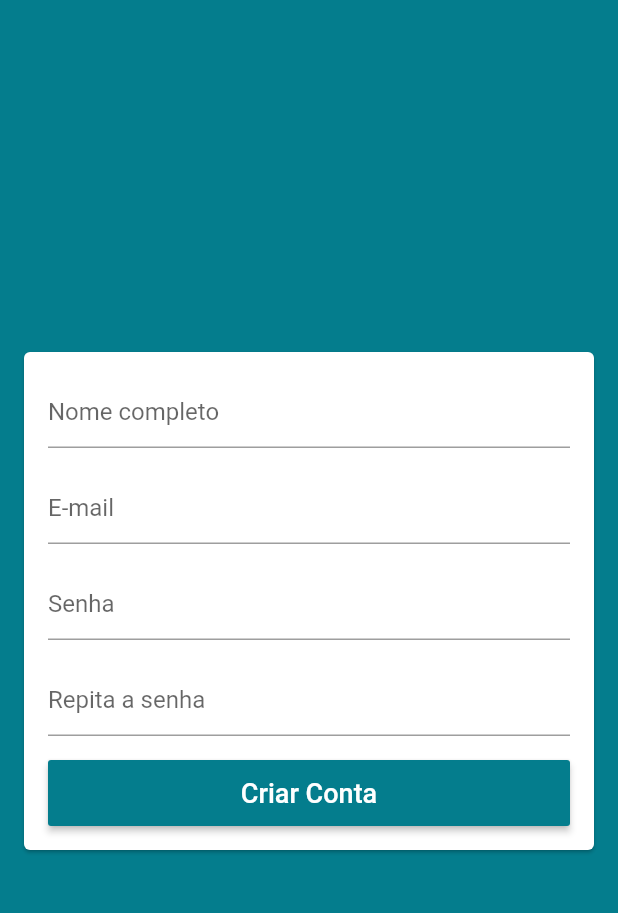
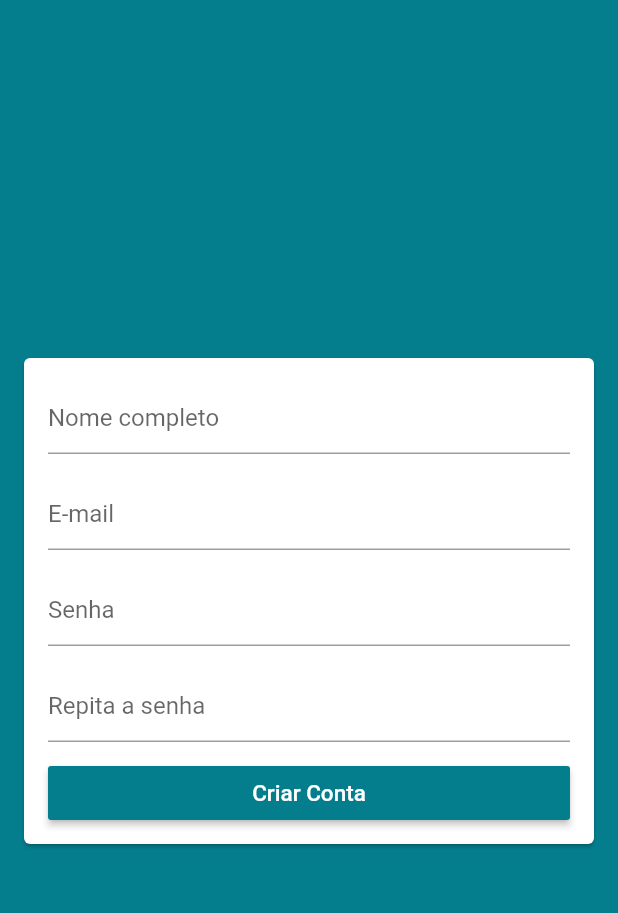
Before and after one commit to diogocavassani/LojaVirtual, a Flutter app: the LoginScreen screen opened by its route, after a tap on "Entrar", after a tap on "Criar Conta", on a phone screen of 412 x 824 dp, the part 59-972 px from its top. Run offline on Flutter 3.47's test engine with Material 2 defaults, Android fonts, the phone set to English and light mode, and no system bars; our stand-ins replace brasil_fields, carousel_pro, cloud_firestore, dio, firebase_auth, firebase_storage and 8 more; missing offline and left inert: alphabet_list_scroll_view, flutter_facebook_login; accounts and stored records are empty.

Commit message:
Login com Facebook

```diff
--- a/lib/screens/login/login_screen.dart
+++ b/lib/screens/login/login_screen.dart
@@ -1,4 +1,6 @@
 import 'package:flutter/material.dart';
+import 'package:flutter_signin_button/button_list.dart';
+import 'package:flutter_signin_button/button_view.dart';
 import 'package:loja_virtual/models/user.dart';
 import 'package:loja_virtual/models/user_manager.dart';
 import 'package:provider/provider.dart';
@@ -39,6 +41,16 @@ class _LoginScreenState extends State<LoginScreen> {
             key: formKey,
             child: Consumer<UserManager>(
               builder: (_, userManager, __) {
+                if (userManager.loadingFace) {
+                  return Padding(
+                    padding: const EdgeInsets.all(16.0),
+                    child: CircularProgressIndicator(
+                      valueColor: AlwaysStoppedAnimation(
+                        Theme.of(context).primaryColor,
+                      ),
+                    ),
+                  );
+                }
                 return ListView(
                   padding: const EdgeInsets.all(16),
                   shrinkWrap: true,
@@ -81,9 +93,8 @@ class _LoginScreenState extends State<LoginScreen> {
                     const SizedBox(
                       height: 16,
                     ),
-                    SizedBox(
-                      height: 44,
-                      child: RaisedButton(
+                    RaisedButton(
+                      materialTapTargetSize: MaterialTapTargetSize.shrinkWrap,
                       onPressed: userManager.loading
                           ? null
                           : () {
@@ -96,8 +107,7 @@ class _LoginScreenState extends State<LoginScreen> {
                                     onFail: (e) {
                                       scaffoldKey.currentState.showSnackBar(
                                         SnackBar(
-                                            content:
-                                                Text('Falha ao entrar: $e'),
+                                          content: Text('Falha ao entrar: $e'),
                                           backgroundColor: Colors.red,
                                         ),
                                       );
@@ -119,10 +129,28 @@ class _LoginScreenState extends State<LoginScreen> {
                             )
                           : const Text(
                               'Entrar',
-                                style: TextStyle(fontSize: 18),
+                              style: TextStyle(fontSize: 15),
                             ),
                     ),
+                    SignInButton(
+                      Buttons.Facebook,
+                      text: 'Entrar com Facebook',
+                      onPressed: () {
+                        userManager.facebookLogin(
+                          onFail: (e) {
+                            scaffoldKey.currentState.showSnackBar(
+                              SnackBar(
+                                content: Text('Falha ao entrar: $e'),
+                                backgroundColor: Colors.red,
                               ),
+                            );
+                          },
+                          onSuccess: () {
+                            Navigator.of(context).pop();
+                          },
+                        );
+                      },
+                    )
                   ],
                 );
               },
--- a/lib/screens/signup/signup_screen.dart
+++ b/lib/screens/signup/signup_screen.dart
@@ -92,9 +92,8 @@ class SignUpScreen extends StatelessWidget {
                             user.confirmPass = confirmPass,
                       ),
                       const SizedBox(height: 16),
-                      SizedBox(
-                        height: 44,
-                        child: RaisedButton(
+                      RaisedButton(
+                        materialTapTargetSize: MaterialTapTargetSize.shrinkWrap,
                         color: Theme.of(context).primaryColor,
                         disabledColor:
                             Theme.of(context).primaryColor.withAlpha(100),
@@ -137,8 +136,7 @@ class SignUpScreen extends StatelessWidget {
                               )
                             : const Text(
                                 'Criar Conta',
-                                  style: TextStyle(fontSize: 18),
-                                ),
+                                style: TextStyle(fontSize: 15),
                               ),
                       )
                     ],
--- a/pubspec.yaml
+++ b/pubspec.yaml
@@ -46,6 +46,8 @@ dependencies:
   sliding_up_panel: ^1.0.2
   screenshot: ^0.1.1
   gallery_saver: ^2.0.3
+  flutter_signin_button: ^1.0.0
+  flutter_facebook_login: ^3.0.0
 
 dev_dependencies:
   flutter_test:
```
Also changed, not shown: lib/models/user_manager.dart (+44 -5 lines), pubspec.lock, 3 other files. Lines whose indentation alone changed are shown as unchanged.
